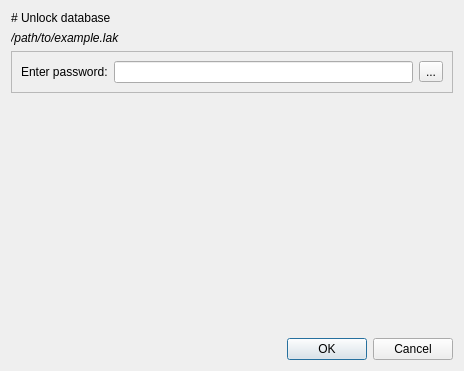
The window that src/resources/views/unlock.ui (VladZodchey/lockandkey) describes before a commit, drawn with Qt 5.
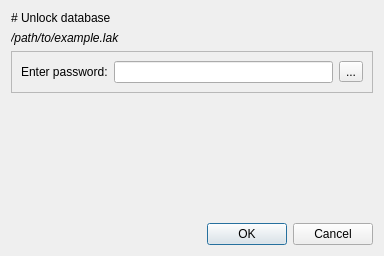
The same window after the commit. Icons and pictures are not drawn.

Commit message: Made the unlock prompt smaller; Сделал окно открытия меньше.

Patch:
```diff
--- a/src/resources/views/unlock.ui
+++ b/src/resources/views/unlock.ui
@@ -6,8 +6,8 @@
    <rect>
     <x>0</x>
     <y>0</y>
-    <width>464</width>
-    <height>371</height>
+    <width>384</width>
+    <height>256</height>
    </rect>
   </property>
   <property name="sizePolicy">
```
